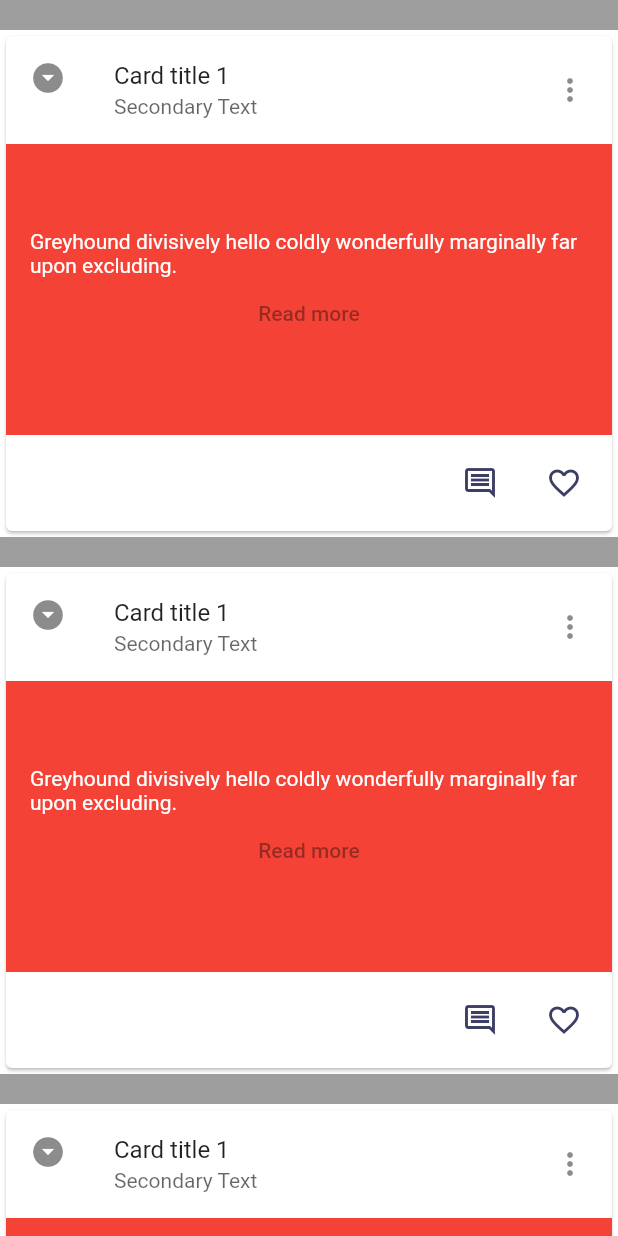
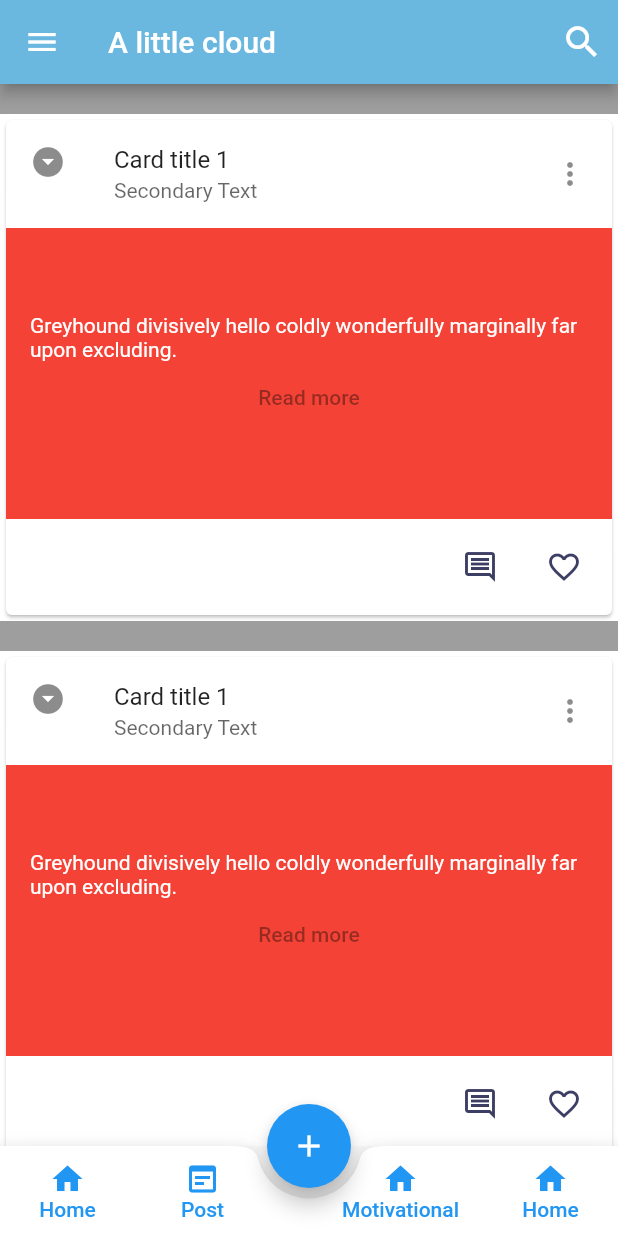
Before and after one commit to Dark-DEV-Coder/A-Little-Cloud, a Flutter app: the Home screen opened directly, on a phone screen of 412 x 824 dp. Run offline on Flutter 3.47's test engine with Material 2 defaults, Android fonts, the light colour scheme and no system bars; our stand-ins replace cloud_firestore, firebase_core, flutter_svg, google_fonts, splashscreen; missing offline and left inert: dart:ffi; accounts and stored records are empty.

Commit message:
Update code

```diff
--- /dev/null
+++ b/alittlecloud/lib/BottonNav.dart
@@ -0,0 +1,128 @@
+import 'dart:developer';
+
+import 'package:flutter/material.dart';
+import 'package:flutter_svg/flutter_svg.dart';
+
+
+  FloatingActionButton buildFloatingActionButton(){
+    return FloatingActionButton(
+      child: Icon(Icons.add),
+      onPressed: (){},
+    );
+  }
+
+  BottomAppBar buildBottomAppBar() {
+    return BottomAppBar(
+      shape: CircularNotchedRectangle(),
+      notchMargin: 7,
+      child: Container(
+        height: 60,
+        child: Row(
+          mainAxisAlignment:MainAxisAlignment.spaceBetween,
+          children: <Widget>[
+            Row(
+
+              crossAxisAlignment: CrossAxisAlignment.start,
+              children: [
+                MaterialButton(
+                  minWidth: 90,
+                  onPressed: (){
+                  },
+                  child: Column(
+                    mainAxisAlignment: MainAxisAlignment.center,
+                    children: [
+                      Icon(
+                        Icons.home,
+                        color: getCurrentTag() == 0 ? Colors.blue : Colors.blue,
+                      ),
+                      Text("Home",
+                        style: TextStyle(
+                          color: getCurrentTag() == 0 ? Colors.blue : Colors.blue,
+                        ),
+                      )
+
+                    ],
+                  ),
+                ),
+                MaterialButton(
+                  minWidth: 90,
+                  onPressed: (){
+                  },
+                  child: Column(
+                    mainAxisAlignment: MainAxisAlignment.center,
+                    children: [
+                      Icon(
+                        Icons.wysiwyg,
+                        color: getCurrentTag() == 1 ? Colors.blue : Colors.blue,
+                      ),
+                      Text("Post",
+                        style: TextStyle(
+                          color: getCurrentTag() == 0 ? Colors.blue : Colors.blue,
+                        ),
+                      )
+
+                    ],
+                  ),
+                ),
+
+
+              ],
+            ),
+            Row(
+              crossAxisAlignment: CrossAxisAlignment.start,
+              children: [
+                MaterialButton(
+                  minWidth: 60,
+                  onPressed: (){
+                    // setState((){
+                    //
+                    // });
+                  },
+                  child: Column(
+
+                    mainAxisAlignment: MainAxisAlignment.center,
+                    children: [
+                      Icon(
+
+                        Icons.home,
+                        color: getCurrentTag() == 2 ? Colors.blue : Colors.blue,
+                      ),
+                      Text("Motivational",
+                        style: TextStyle(
+                          color: getCurrentTag() == 0 ? Colors.blue : Colors.blue,
+                        ),
+                      )
+
+                    ],
+                  ),
+                ),
+
+                MaterialButton(
+                  minWidth: 90,
+                  onPressed: (){
+                  },
+                  child: Column(
+                    mainAxisAlignment: MainAxisAlignment.center,
+                    children: [
+                      Icon(
+                        Icons.home,
+                        color: getCurrentTag() == 3 ? Colors.blue : Colors.blue,
+                      ),
+                      Text("Home",
+                        style: TextStyle(
+                          color: getCurrentTag() == 1 ? Colors.blue : Colors.blue,
+                        ),
+                      )
+
+                    ],
+                  ),
+                )
+
+
+              ],
+            )
+          ],
+        ),
+      ),
+    );
+  }
--- /dev/null
+++ b/alittlecloud/lib/ListPost.dart
@@ -0,0 +1,95 @@
+import 'package:flutter/material.dart';
+import 'package:alittlecloud/Icon/icon3dot_icons.dart';
+class listpost extends StatefulWidget {
+  @override
+  listpostState createState() => listpostState();
+}
+
+class listpostState extends State<listpost> {
+  final List<String> _user = <String>[];
+  final List<String> _text = <String>[];
+
+  @override
+  Widget build(BuildContext context) {
+    final double w = MediaQuery.of(context).size.width;
+    final double h = MediaQuery.of(context).size.height;
+    final double wcon = 0.70 * w;
+    final double hcon = 0.55 * h;
+    // TODO: implement build
+    return Material(
+      child: Container(
+          color: Colors.grey,
+          child: ListView.builder(itemBuilder: (context, index) {
+            if (index >= _user.length) {
+              _user.add("abc123");
+              _text.add("dkajsdfahsdfuihasdfiuhasdfuddddddddddddddddddddddđlkáđoáioáidóihdfgióahgoihàugoihúadfioguhàg");
+            }
+            return _buildRow(_user[index], _text[index]);
+          })),
+    );
+  }
+
+  Widget _buildRow(String u1, String t1) {
+    return Container(
+      margin: const EdgeInsets.fromLTRB(0, 20, 0, 0),
+      color: Colors.white,
+      child: Column(
+        children: <Widget>[
+          Card(
+            clipBehavior: Clip.antiAlias,
+            child: Column(
+              children: [
+                ListTile(
+                  leading: Icon(Icons.arrow_drop_down_circle),
+                  title: const Text('Card title 1'),
+                  subtitle: Text(
+                    'Secondary Text',
+                    style: TextStyle(color: Colors.black.withOpacity(0.6)),
+                  ),
+                  trailing: Icon(Icons.more_vert_outlined),
+                ),
+                Container(
+                  height: 194,
+                  color: Colors.red,
+                  alignment: Alignment.center,
+                  child: Padding(
+                      padding: const EdgeInsets.all(16.0),
+                      child: Column(
+                        mainAxisAlignment: MainAxisAlignment.center,
+                        children: <Widget>[
+                          Text(
+                            'Greyhound divisively hello coldly wonderfully marginally far upon excluding.',
+                            style: TextStyle(color: Colors.white),
+                          ),
+                          TextButton(onPressed: null, child: Text("Read more")),
+                        ],
+                      )
+                  ),
+                ),
+                Row(
+                  children: <Widget>[
+                    Expanded(
+                      child: ButtonBar(
+                        alignment: MainAxisAlignment.end,
+                        children: [
+                          IconButton(
+                            onPressed: null,
+                            icon: Icon(Icons.insert_comment_outlined,color: Color.fromRGBO(60, 62, 99, 1.0),),
+                          ),
+                          IconButton(
+                            onPressed: null,
+                            icon: Icon(Icons.favorite_border,color: Color.fromRGBO(60, 62, 99, 1.0),),
+                          ),
+                        ],
+                      ),
+                    )
+                  ],
+                ),
+              ],
+            ),
+          ),
+        ],
+      ),
+    );
+  }
+}
--- /dev/null
+++ b/alittlecloud/lib/custom_app_bar.dart
@@ -0,0 +1,30 @@
+import 'package:flutter/material.dart';
+
+const Color primaryColor = Color.fromRGBO(106, 183, 223, 1.0);
+class CustomAppBar extends StatelessWidget with PreferredSizeWidget {
+  @override
+  Widget build(BuildContext context) {
+    return AppBar(
+      backgroundColor: primaryColor,
+      title: Text("A little cloud "),
+      actions: <Widget>[
+        IconButton(
+          onPressed: (){},
+          icon: const Icon(Icons.search),
+          iconSize: 28.0,
+
+        ),
+
+        // IconButton(
+        //   onPressed: (){},
+        //   icon: const Icon(Icons.notifications_none),
+        //   iconSize: 28.0,
+        //
+        // ),
+      ],
+    );
+  }
+  @override
+  // TODO: implement preferredSize
+  Size get preferredSize => Size.fromHeight(kToolbarHeight);
+}
--- a/alittlecloud/lib/home.dart
+++ b/alittlecloud/lib/home.dart
@@ -1,98 +1,32 @@
-import 'dart:ffi';
+import 'dart:developer';
 
+import 'package:alittlecloud/BottonNav.dart';
 import 'package:flutter/material.dart';
 import 'package:flutter/cupertino.dart';
 import 'package:alittlecloud/Icon/icon3dot_icons.dart';
 
+import 'package:alittlecloud/custom_app_bar.dart';
+import 'ListPost.dart';
+import 'NavBar.dart';
+import 'custom_app_bar.dart';
+
 class Home extends StatefulWidget {
   @override
-  HomeState createState() => HomeState();
+  _HomeState createState() => _HomeState();
 }
 
-class HomeState extends State<Home> {
-  final List<String> _user = <String>[];
-  final List<String> _text = <String>[];
+class _HomeState extends State<Home> {
+
   @override
   Widget build(BuildContext context) {
-    final double w = MediaQuery.of(context).size.width;
-    final double h = MediaQuery.of(context).size.height;
-    final double wcon = 0.70 * w;
-    final double hcon = 0.55 * h;
-    // TODO: implement build
-    return Material(
-      child: Container(
-          color: Colors.grey,
-          child: ListView.builder(itemBuilder: (context, index) {
-            if (index >= _user.length) {
-              _user.add("abc123");
-              _text.add("dkajsdfahsdfuihasdfiuhasdfuddddddddddddddddddddddđlkáđoáioáidóihdfgióahgoihàugoihúadfioguhàg");
-            }
-            return _buildRow(_user[index], _text[index]);
-          })),
+    return Scaffold(
+      drawer: NavBar(),
+      appBar: CustomAppBar(),
+      body: listpost(),
+      floatingActionButton: buildFloatingActionButton(),
+      floatingActionButtonLocation: FloatingActionButtonLocation.centerDocked,
+      bottomNavigationBar: buildBottomAppBar(),
     );
   }
 
-  Widget _buildRow(String u1, String t1) {
-    return Container(
-      margin: const EdgeInsets.fromLTRB(0, 20, 0, 0),
-      color: Colors.white,
-      child: Column(
-        children: <Widget>[
-          Card(
-            clipBehavior: Clip.antiAlias,
-            child: Column(
-              children: [
-                ListTile(
-                  leading: Icon(Icons.arrow_drop_down_circle),
-                  title: const Text('Card title 1'),
-                  subtitle: Text(
-                    'Secondary Text',
-                    style: TextStyle(color: Colors.black.withOpacity(0.6)),
-                  ),
-                  trailing: Icon(Icons.more_vert_outlined),
-                ),
-                Container(
-                  height: 194,
-                  color: Colors.red,
-                  alignment: Alignment.center,
-                  child: Padding(
-                    padding: const EdgeInsets.all(16.0),
-                    child: Column(
-                      mainAxisAlignment: MainAxisAlignment.center,
-                      children: <Widget>[
-                        Text(
-                          'Greyhound divisively hello coldly wonderfully marginally far upon excluding.',
-                          style: TextStyle(color: Colors.white),
-                        ),
-                        TextButton(onPressed: null, child: Text("Read more")),
-                      ],
-                    )
-                  ),
-                ),
-                Row(
-                  children: <Widget>[
-                    Expanded(
-                      child: ButtonBar(
-                        alignment: MainAxisAlignment.end,
-                        children: [
-                          IconButton(
-                            onPressed: null,
-                            icon: Icon(Icons.insert_comment_outlined,color: Color.fromRGBO(60, 62, 99, 1.0),),
-                          ),
-                          IconButton(
-                            onPressed: null,
-                            icon: Icon(Icons.favorite_border,color: Color.fromRGBO(60, 62, 99, 1.0),),
-                          ),
-                        ],
-                      ),
-                    )
-                  ],
-                ),
-              ],
-            ),
-          ),
-        ],
-      ),
-    );
-  }
 }
```
Also changed, not shown: alittlecloud/lib/NavBar.dart (added, +106 -0 lines).
